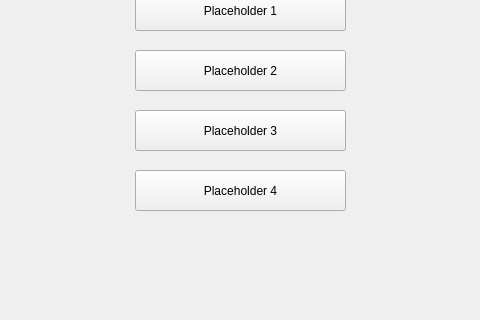
Before: the Qt Designer form GUI UI/mainwindow.ui in albertpb98/Capacity_Measurement_Gui, drawn with Qt 5; both pictures show x 215 to 695 and y 290 to 610 of the 907 by 610 pixel window.
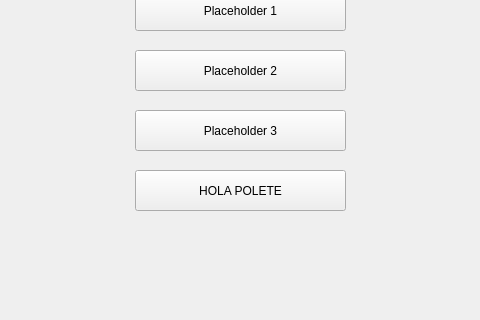
After: the same form once the commit is applied.

```diff
--- a/GUI UI/mainwindow.ui
+++ b/GUI UI/mainwindow.ui
@@ -88,7 +88,7 @@
      </rect>
     </property>
     <property name="text">
-     <string>Placeholder 4</string>
+     <string>HOLA POLETE</string>
     </property>
    </widget>
    <widget class="QLabel" name="titulo">
```
